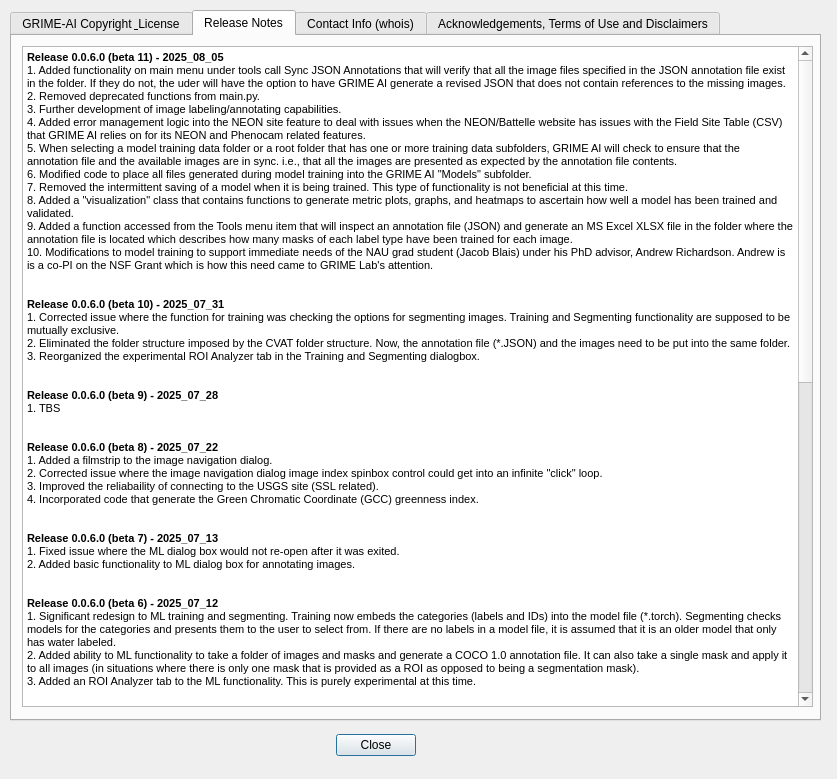
This is QDialog_ReleaseNotes.ui in JohnStranzl/GRIME-AI as Qt 5 draws it before an edit. The edited form follows.
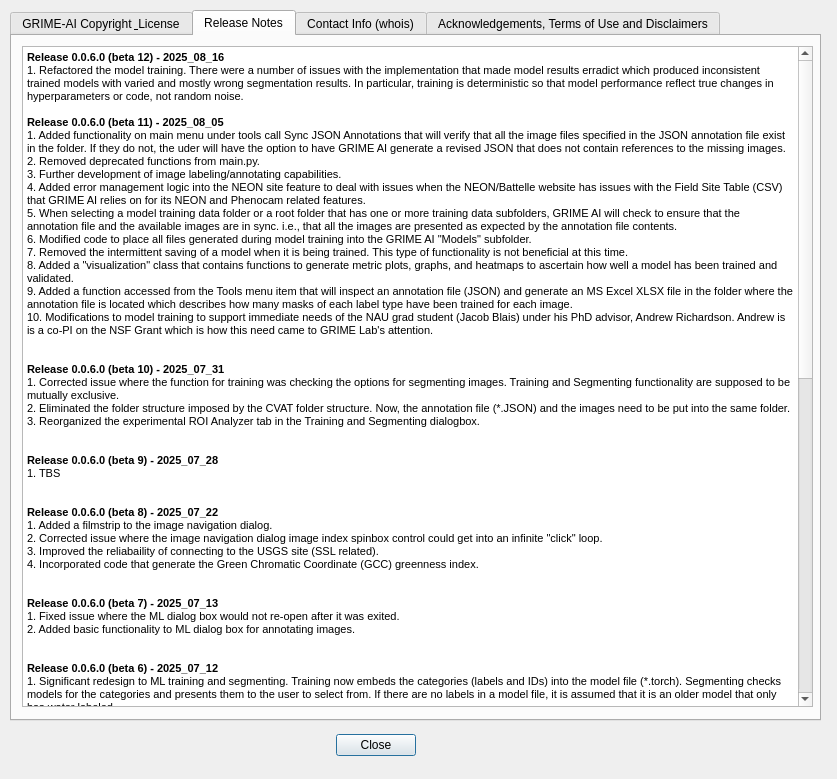
This is the edited form.

Commit message:
Beta 12 Refactored/rewrote ML_SAM
Beta 12 Refactored/rewrote ML_SAM
Training needs to be deterministic. Inconsistencies in CUDA version will cause non-deterministic results. This is why, when training on the same images with the same hyperparameters, the models were always different, inaccurate, or totally wrong.

Diff of the .ui file:
```diff
--- a/QDialog_ReleaseNotes.ui
+++ b/QDialog_ReleaseNotes.ui
@@ -92,6 +92,9 @@
 &lt;html&gt;&lt;head&gt;&lt;meta name=&quot;qrichtext&quot; content=&quot;1&quot; /&gt;&lt;style type=&quot;text/css&quot;&gt;
 p, li { white-space: pre-wrap; }
 &lt;/style&gt;&lt;/head&gt;&lt;body style=&quot; font-family:'MS Shell Dlg 2'; font-size:7.8pt; font-weight:400; font-style:normal;&quot;&gt;
+&lt;p style=&quot; margin-top:0px; margin-bottom:0px; margin-left:0px; margin-right:0px; -qt-block-indent:0; text-indent:0px;&quot;&gt;&lt;span style=&quot; font-family:'MS Shell Dlg 2','sans-serif'; font-size:8.25pt; font-weight:600;&quot;&gt;Release 0.0.6.0 (beta 12) - 2025_08_16&lt;/span&gt;&lt;/p&gt;
+&lt;p style=&quot; margin-top:0px; margin-bottom:0px; margin-left:0px; margin-right:0px; -qt-block-indent:0; text-indent:0px;&quot;&gt;&lt;span style=&quot; font-size:8pt;&quot;&gt;1. Refactored the model training. There were a number of issues with the implementation that made model results erradict which produced inconsistent trained models with varied and mostly wrong segmentation results. In particular, training is deterministic so that model performance reflect true changes in hyperparameters or code, not random noise.&lt;/span&gt;&lt;/p&gt;
+&lt;p style=&quot;-qt-paragraph-type:empty; margin-top:0px; margin-bottom:0px; margin-left:0px; margin-right:0px; -qt-block-indent:0; text-indent:0px; font-family:'MS Shell Dlg 2','sans-serif'; font-size:8.25pt; font-weight:600;&quot;&gt;&lt;br /&gt;&lt;/p&gt;
 &lt;p style=&quot; margin-top:0px; margin-bottom:0px; margin-left:0px; margin-right:0px; -qt-block-indent:0; text-indent:0px;&quot;&gt;&lt;span style=&quot; font-family:'MS Shell Dlg 2','sans-serif'; font-size:8.25pt; font-weight:600;&quot;&gt;Release 0.0.6.0 (beta 11) - 2025_08_05&lt;/span&gt;&lt;/p&gt;
 &lt;p style=&quot; margin-top:0px; margin-bottom:0px; margin-left:0px; margin-right:0px; -qt-block-indent:0; text-indent:0px;&quot;&gt;&lt;span style=&quot; font-size:8pt;&quot;&gt;1. Added functionality on main menu under tools call Sync JSON Annotations that will verify that all the image files specified in the JSON annotation file exist in the folder. If they do not, the uder will have the option to have GRIME AI generate a revised JSON that does not contain references to the missing images.&lt;/span&gt;&lt;/p&gt;
 &lt;p style=&quot; margin-top:0px; margin-bottom:0px; margin-left:0px; margin-right:0px; -qt-block-indent:0; text-indent:0px;&quot;&gt;&lt;span style=&quot; font-size:8pt;&quot;&gt;2. Removed deprecated functions from main.py.&lt;/span&gt;&lt;/p&gt;
```
The commit also changes 1 other file.
